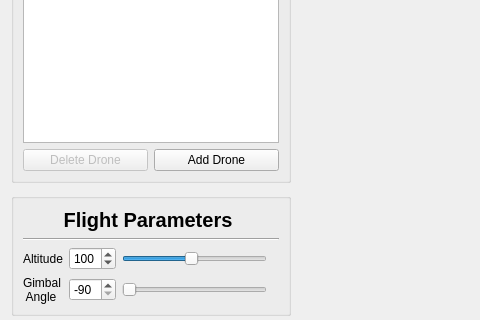
Qt form UI/Preflight2/pre2_design.ui (cmpe-DroneLab/GeoFly3D) before a commit; both pictures show x 0 to 480 and y 226 to 546 of the 1024 by 768 pixel window.
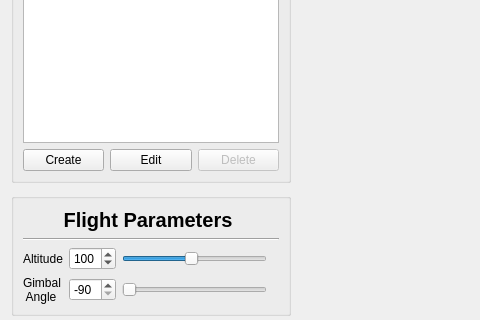
The same form after that commit.

Commit message: Added edit drone functionality

Patch:
```diff
--- a/UI/Preflight2/pre2_design.ui
+++ b/UI/Preflight2/pre2_design.ui
@@ -86,20 +86,27 @@
         </item>
         <item>
          <layout class="QHBoxLayout" name="h_lay_drone_buttons">
+          <item>
+           <widget class="QPushButton" name="btn_add_drone">
+            <property name="text">
+             <string>Create</string>
+            </property>
+           </widget>
+          </item>
+          <item>
+           <widget class="QPushButton" name="btn_edit_drone">
+            <property name="text">
+             <string>Edit</string>
+            </property>
+           </widget>
+          </item>
           <item>
            <widget class="QPushButton" name="btn_delete_drone">
             <property name="enabled">
              <bool>false</bool>
             </property>
             <property name="text">
-             <string>Delete Drone</string>
-            </property>
-           </widget>
-          </item>
-          <item>
-           <widget class="QPushButton" name="btn_add_drone">
-            <property name="text">
-             <string>Add Drone</string>
+             <string>Delete</string>
             </property>
            </widget>
           </item>
```
The commit also changes 3 other files.
